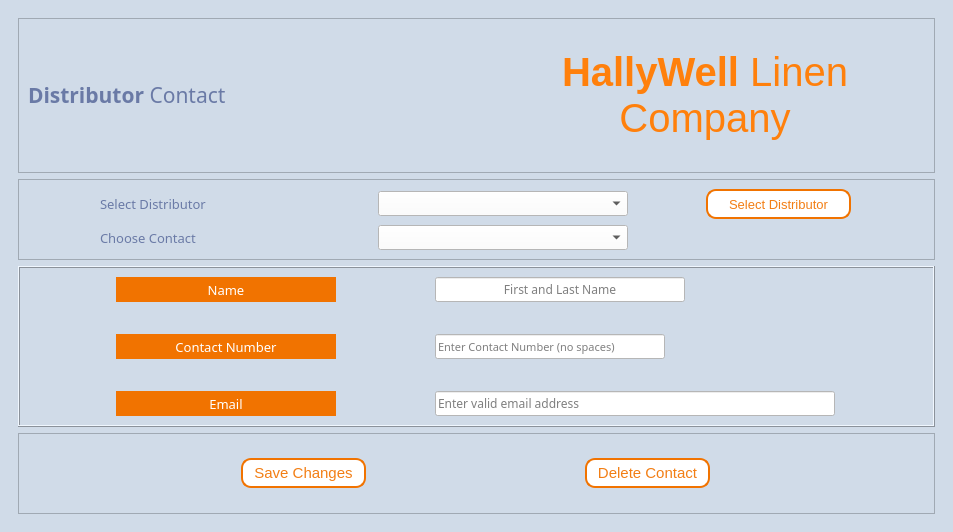
Old version of the form Hallywell CRMS v1/UI Files/DistributorContactForm.ui in the repository apduong/CIS-3365.
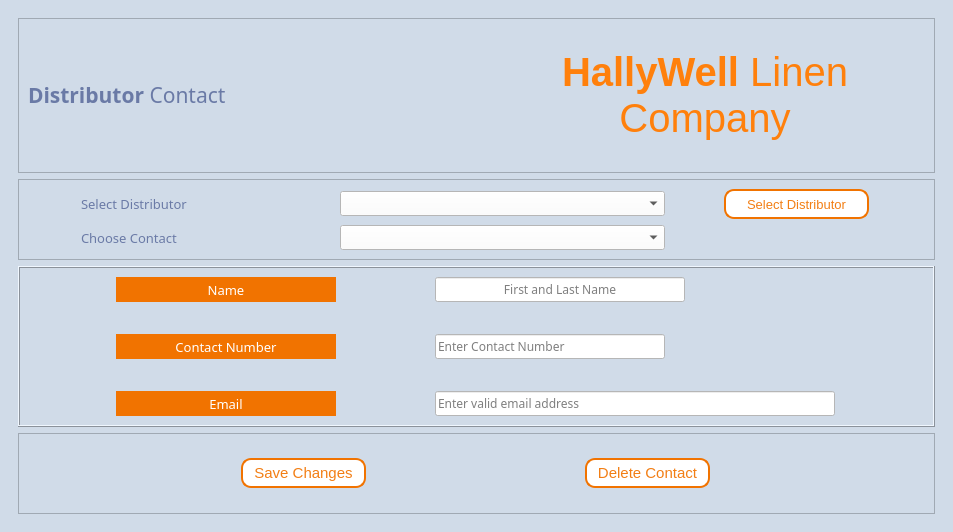
New version of the form. Icons and pictures are not drawn.

The edit to the form file:
```diff
--- a/Hallywell CRMS v1/UI Files/DistributorContactForm.ui
+++ b/Hallywell CRMS v1/UI Files/DistributorContactForm.ui
@@ -158,13 +158,13 @@
             <widget class="QComboBox" name="comboBox_selectDis">
              <property name="minimumSize">
               <size>
-               <width>250</width>
+               <width>325</width>
                <height>25</height>
               </size>
              </property>
              <property name="maximumSize">
               <size>
-               <width>200</width>
+               <width>325</width>
                <height>25</height>
               </size>
              </property>
@@ -307,14 +307,14 @@
              <property name="font">
               <font>
                <family>Montserrat</family>
-               <pointsize>8</pointsize>
+               <pointsize>9</pointsize>
               </font>
              </property>
              <property name="maxLength">
               <number>15</number>
              </property>
              <property name="placeholderText">
-              <string>Enter Contact Number (no spaces)</string>
+              <string>Enter Contact Number</string>
              </property>
             </widget>
            </item>
```
